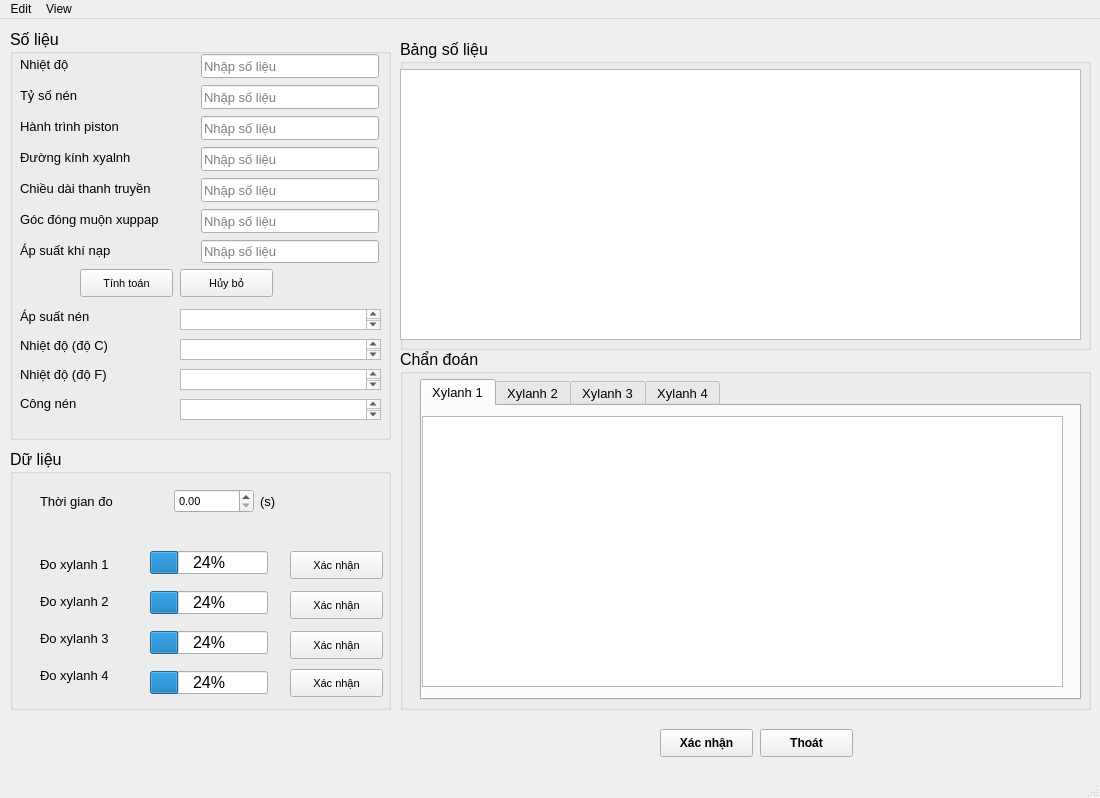
Above: GUI/GUImain.ui from Vuchauduytung/LuanVan before the change. Below: the same form after it.
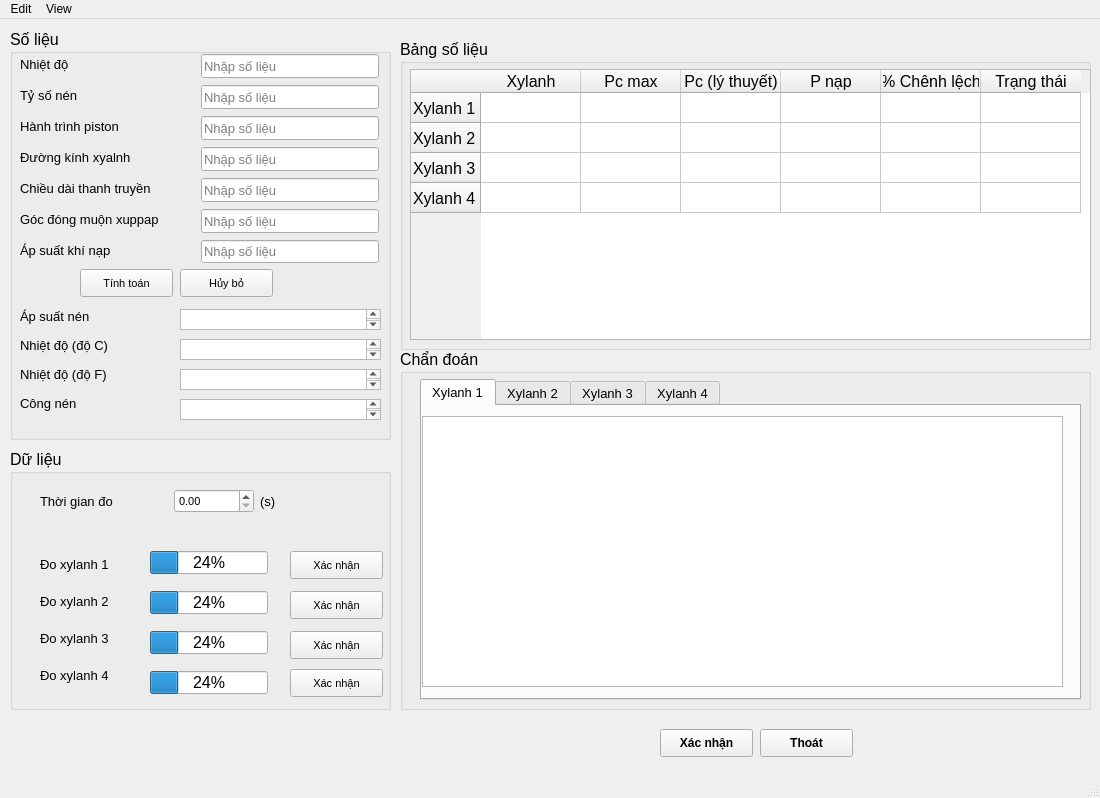
That is the form after the change.

The edit to the form file:
```diff
--- a/GUI/GUImain.ui
+++ b/GUI/GUImain.ui
@@ -717,12 +717,62 @@
     <widget class="QTableWidget" name="TW_table">
      <property name="geometry">
       <rect>
-       <x>0</x>
+       <x>10</x>
        <y>30</y>
        <width>681</width>
        <height>271</height>
       </rect>
      </property>
+     <row>
+      <property name="text">
+       <string>Xylanh 1</string>
+      </property>
+     </row>
+     <row>
+      <property name="text">
+       <string>Xylanh 2</string>
+      </property>
+     </row>
+     <row>
+      <property name="text">
+       <string>Xylanh 3</string>
+      </property>
+     </row>
+     <row>
+      <property name="text">
+       <string>Xylanh 4</string>
+      </property>
+     </row>
+     <column>
+      <property name="text">
+       <string>Xylanh</string>
+      </property>
+     </column>
+     <column>
+      <property name="text">
+       <string>Pc max</string>
+      </property>
+     </column>
+     <column>
+      <property name="text">
+       <string>Pc (lý thuyết)</string>
+      </property>
+     </column>
+     <column>
+      <property name="text">
+       <string>P nạp</string>
+      </property>
+     </column>
+     <column>
+      <property name="text">
+       <string>% Chênh lệch</string>
+      </property>
+     </column>
+     <column>
+      <property name="text">
+       <string>Trạng thái</string>
+      </property>
+     </column>
     </widget>
    </widget>
    <widget class="QPushButton" name="BT_cancel">
```
